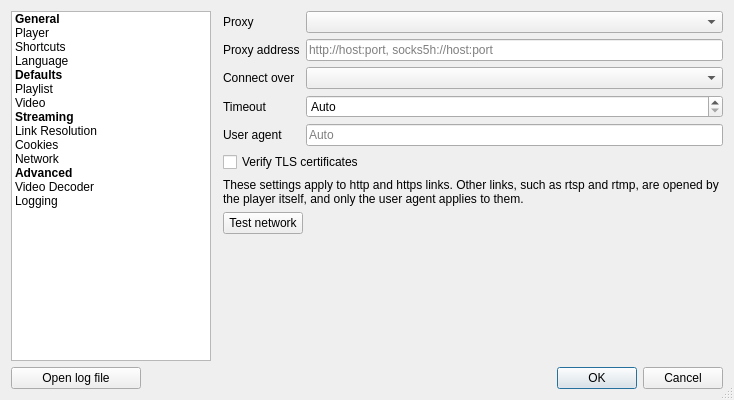
Old version of the form resources/ui/settings_dialog.ui in the repository vzhd1701/gridplayer.
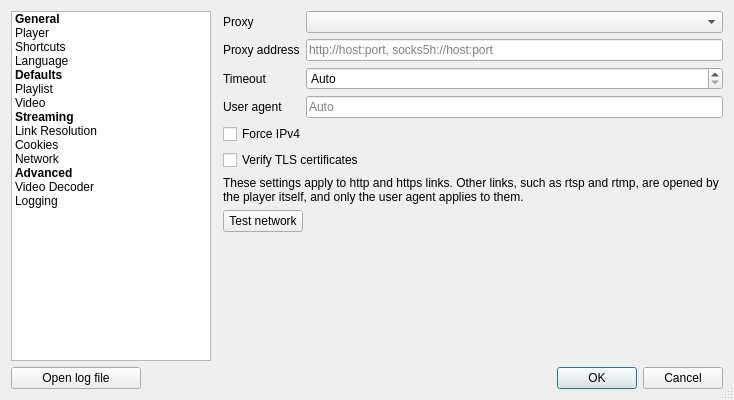
New version of the form. The open tabs and pages were chosen to show the change. Custom widgets are drawn as their Qt base class.

Commit message: refactor: replace ip version field with force ipv4 flag

What changed in the file:
```diff
--- a/resources/ui/settings_dialog.ui
+++ b/resources/ui/settings_dialog.ui
@@ -621,23 +621,13 @@
             </widget>
            </item>
            <item row="2" column="0">
-            <widget class="QLabel" name="label_network_ip_version">
-             <property name="text">
-              <string>Connect over</string>
-             </property>
-            </widget>
-           </item>
-           <item row="2" column="1">
-            <widget class="QComboBox" name="networkIPVersion"/>
-           </item>
-           <item row="3" column="0">
             <widget class="QLabel" name="label_network_timeout">
              <property name="text">
               <string>Timeout</string>
              </property>
             </widget>
            </item>
-           <item row="3" column="1">
+           <item row="2" column="1">
             <widget class="QSpinBox" name="networkTimeout">
              <property name="toolTip">
               <string>How long to wait on a request before giving up on it</string>
@@ -650,14 +640,14 @@
              </property>
             </widget>
            </item>
-           <item row="4" column="0">
+           <item row="3" column="0">
             <widget class="QLabel" name="label_network_user_agent">
              <property name="text">
               <string>User agent</string>
              </property>
             </widget>
            </item>
-           <item row="4" column="1">
+           <item row="3" column="1">
             <widget class="QLineEdit" name="networkUserAgent">
              <property name="toolTip">
               <string>How the player identifies itself to sites. Leave empty for the default.</string>
@@ -669,6 +659,16 @@
            </item>
           </layout>
          </item>
+         <item>
+          <widget class="QCheckBox" name="networkForceIPv4">
+           <property name="toolTip">
+            <string>Skip IPv6 and connect over IPv4 only. Fixes a connection that stalls on IPv6 that is offered but does not work, and sites that turn away your IPv6 address.</string>
+           </property>
+           <property name="text">
+            <string>Force IPv4</string>
+           </property>
+          </widget>
+         </item>
          <item>
           <widget class="QCheckBox" name="networkVerifyTLS">
            <property name="toolTip">
```
The commit also changes 13 other files.
